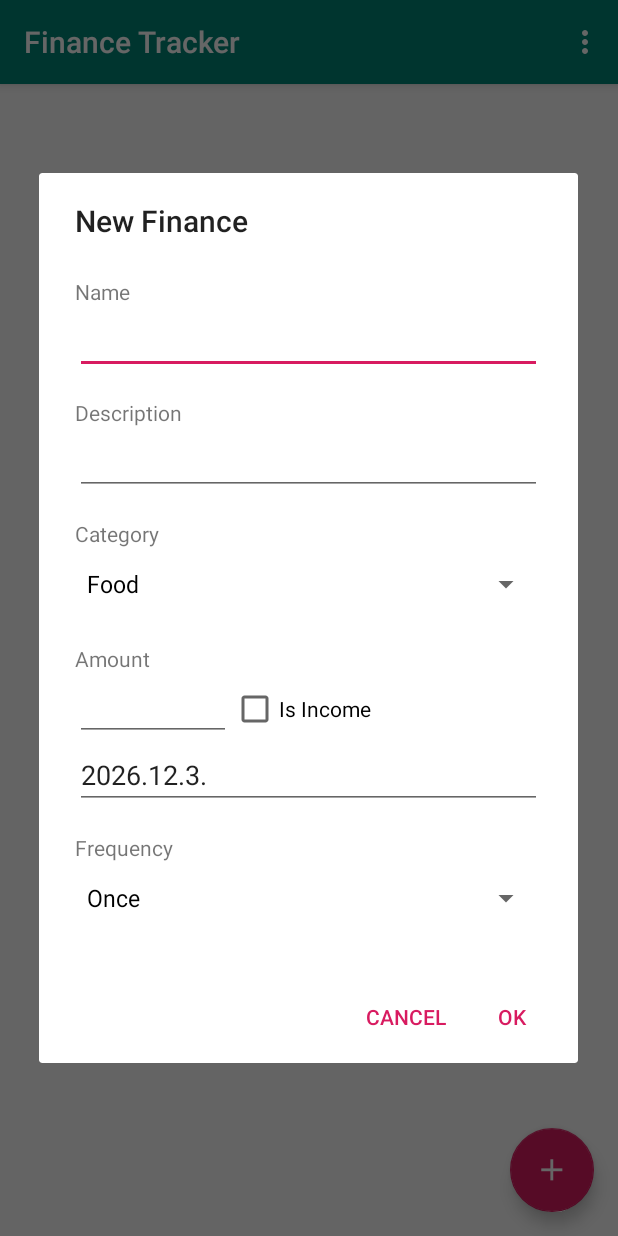
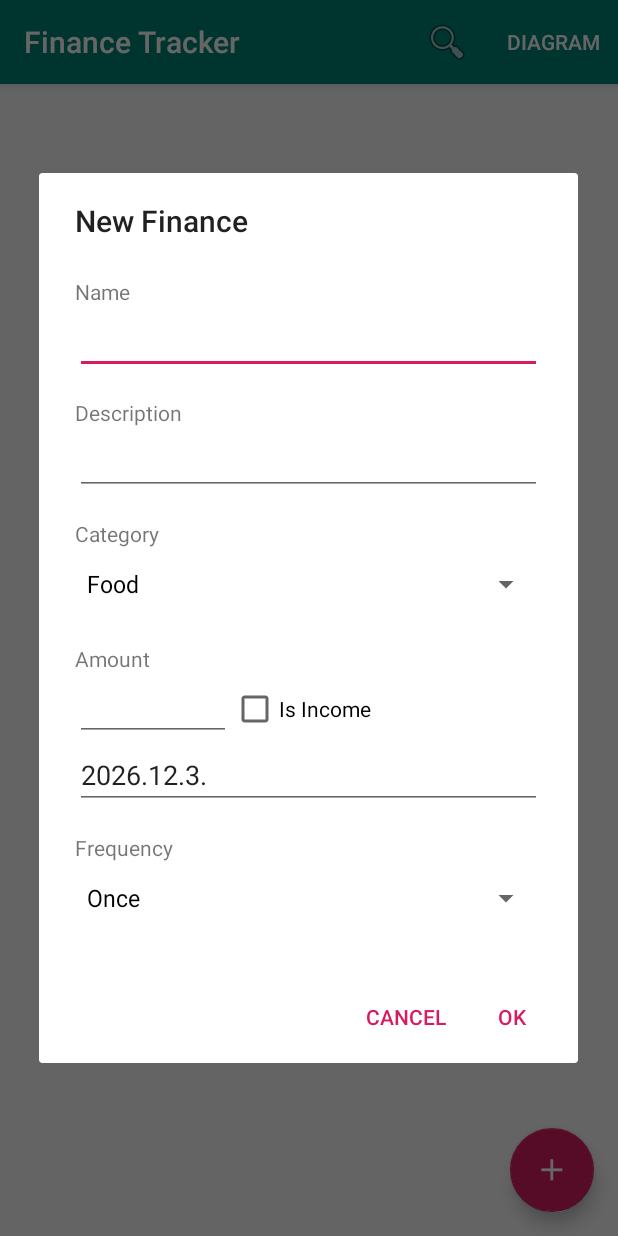
Before and after one commit to danitoth4/Android, an Android app: the screen it shows after launch (MainActivity), after a tap on an icon or button, on a phone screen of 412 x 824 dp. Run offline under Robolectric (Android 15) with nearby library versions, the phone set to English and light mode, and no system bars; our stand-ins replace Room's generated code.

Commit message:
final maybe

```diff
--- a/app/src/main/java/hu/bme/aut/financetrakcer/DiagramActivity.java
+++ b/app/src/main/java/hu/bme/aut/financetrakcer/DiagramActivity.java
@@ -29,8 +29,8 @@ public class DiagramActivity extends AppCompatActivity
     private PieChart categoryChart;
     private Button switchButton;
     private boolean profits = false;
-    private DateTime startDate = DateTime.now();
-    private DateTime endDate = DateTime.now().plusMonths(1);
+    private DateTime startDate = DateTime.now().minusDays(1);
+    private DateTime endDate = startDate.plusMonths(1);
     private EditText startDateEditText;
     private EditText endDateEditText;
     private TextView balanceTextView;
@@ -49,7 +49,7 @@ public class DiagramActivity extends AppCompatActivity
                 profits = !profits;
                 loadData();
                 switchButton.setText(
-                        "WATCH " + ( profits ? "LOSS" : "PROFIT" )
+                        profits ? getString(R.string.watch_spending) : getString(R.string.watch_earning)
                 );
             }
         });
--- a/app/src/main/java/hu/bme/aut/financetrakcer/MainActivity.java
+++ b/app/src/main/java/hu/bme/aut/financetrakcer/MainActivity.java
@@ -16,6 +16,7 @@ import android.util.Log;
 import android.view.View;
 import android.view.Menu;
 import android.view.MenuItem;
+import android.support.v7.widget.SearchView;
 
 import java.util.List;
 
@@ -32,6 +33,7 @@ public class MainActivity extends AppCompatActivity implements FinanceAdapter.Fi
 
     private RecyclerView recyclerView;
     private FinanceAdapter adapter;
+    private SearchView searchView;
 
     private FinanceTrackerDatabase database;
 
@@ -63,6 +65,20 @@ public class MainActivity extends AppCompatActivity implements FinanceAdapter.Fi
     public boolean onCreateOptionsMenu(Menu menu) {
         // Inflate the menu; this adds items to the action bar if it is present.
         getMenuInflater().inflate(R.menu.menu_main, menu);
+        MenuItem myActionMenuItem = menu.findItem( R.id.action_search);
+        searchView = (SearchView) myActionMenuItem.getActionView();
+        searchView.setOnQueryTextListener(new SearchView.OnQueryTextListener() {
+            @Override
+            public boolean onQueryTextSubmit(String query) {
+               adapter.filter(query);
+               return true;
+            }
+            @Override
+            public boolean onQueryTextChange(String s) {
+                adapter.filter(s);
+                return true;
+            }
+        });
         return true;
     }
 
--- a/app/src/main/res/layout/activity_main.xml
+++ b/app/src/main/res/layout/activity_main.xml
@@ -16,7 +16,9 @@
             android:layout_width="match_parent"
             android:layout_height="?attr/actionBarSize"
             android:background="?attr/colorPrimary"
-            app:popupTheme="@style/AppTheme.PopupOverlay" />
+            app:popupTheme="@style/AppTheme.PopupOverlay">
+
+        </android.support.v7.widget.Toolbar>
 
     </android.support.design.widget.AppBarLayout>
 
--- a/app/src/main/res/layout/item_finance_list.xml
+++ b/app/src/main/res/layout/item_finance_list.xml
@@ -15,7 +15,7 @@
         android:layout_height="64dp"
         android:layout_marginLeft="8dp"
         android:padding="8dp"
-        tools:src="@drawable/open_book"
+        tools:src="@drawable/food"
         tools:srcCompat="@tools:sample/avatars" />
 
     <LinearLayout
--- a/app/src/main/res/menu/menu_main.xml
+++ b/app/src/main/res/menu/menu_main.xml
@@ -6,5 +6,12 @@
         android:id="@+id/diagram_action"
         android:orderInCategory="100"
         android:title="@string/Diagram"
-        app:showAsAction="never" />
+        app:showAsAction="ifRoom|collapseActionView" />
+
+    <item
+        android:id="@+id/action_search"
+        android:icon="@android:drawable/ic_menu_search"
+        app:showAsAction="ifRoom|collapseActionView"
+        app:actionViewClass="android.support.v7.widget.SearchView"
+        android:title="@string/search"/>
 </menu>
--- a/app/src/main/res/values/strings.xml
+++ b/app/src/main/res/values/strings.xml
@@ -17,6 +17,10 @@
     <string name="end_date">End Date</string>
     <string name="watch_profits">WATCH  PROFITS</string>
     <string name="balance">Balance:</string>
+    <string name="search_for_categories">Search for categories</string>
+    <string name="search">Search</string>
+    <string name="watch_spending">WATCH SPENDING</string>
+    <string name="watch_earning">WATCH EARNING</string>
     <string-array name="category_items">
         <item>Food</item>
         <item>Housing</item>
```
Also changed, not shown: app/src/main/java/hu/bme/aut/financetrakcer/adapter/FinanceAdapter.java (+18 -1 lines), app/src/main/res/drawable-nodpi/search.png (added).
